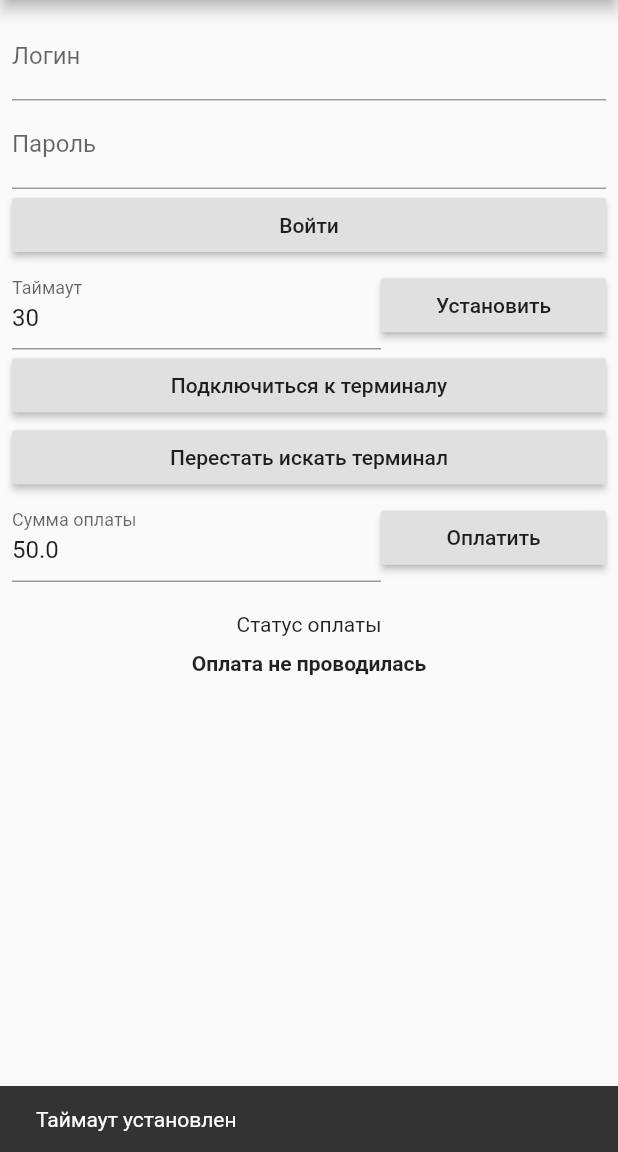
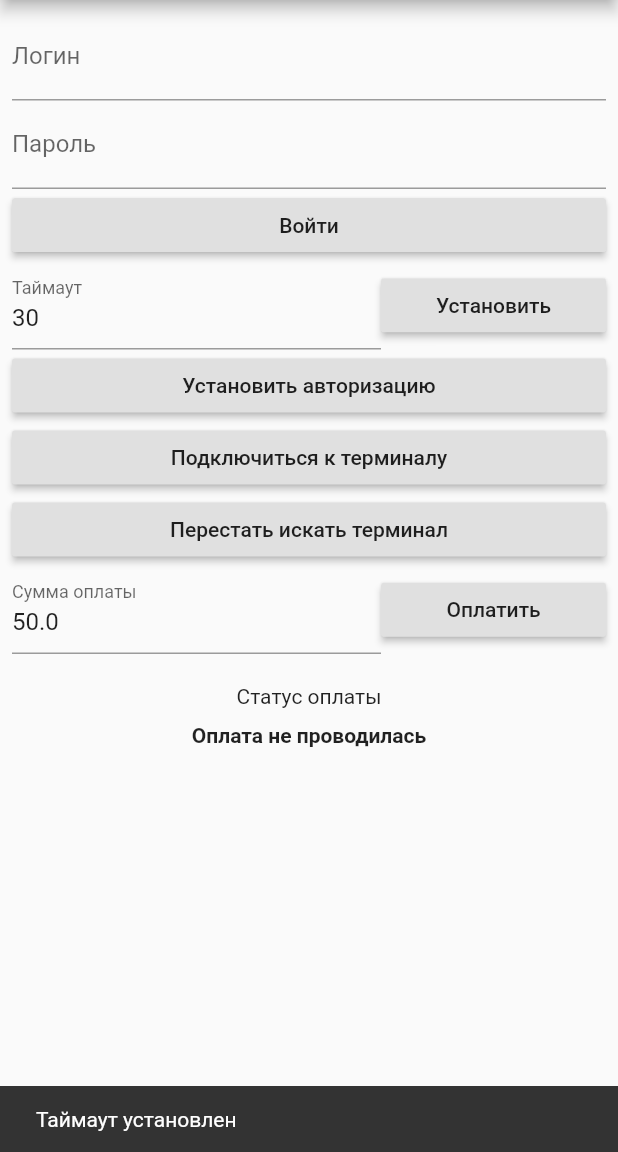
Before and after one commit to Unact/iboxpro_flutter, a Flutter app: the screen it shows after launch, after a tap on "Установить", on a phone screen of 412 x 824 dp, the part 84-1236 px from its top. Run offline on Flutter 3.47's test engine with Material 2 defaults, Android fonts, the phone set to English and light mode, and no system bars; missing offline and left inert: signature_pad, signature_pad_flutter.

```diff
--- a/example/lib/main.dart
+++ b/example/lib/main.dart
@@ -30,6 +30,7 @@ class _PaymentExample extends State<PaymentExample> {
   String _loginEmail = '';
   String _password = '';
   String _trId;
+  bool _singleStepAuth = false;
   bool _requiredSignature = false;
   String _paymentProgressText = 'Оплата не проводилась';
   int _timeout = 30;
@@ -101,6 +102,25 @@ class _PaymentExample extends State<PaymentExample> {
                 await PaymentController.setRequestTimeout(timeout: _timeout);
                 _showSnackBar('Таймаут установлен');
               },
+            )
+          )
+        ]
+      )
+    ];
+  }
+
+  List<Widget> _buildSingleStepAuthenticationPart(BuildContext context) {
+    return [
+      Row(
+        children: <Widget>[
+          Expanded(
+            child: RaisedButton(
+              child: Text('Установить авторизацию'),
+              onPressed: () async {
+                _singleStepAuth = !_singleStepAuth;
+                await PaymentController.setSingleStepAuthentication(enabled: _singleStepAuth);
+                _showSnackBar('Однофакторная авторизация ${_singleStepAuth ? 'включена' : 'выключена'}');
+              }
             )
           )
         ]
@@ -290,6 +310,7 @@ class _PaymentExample extends State<PaymentExample> {
           padding: EdgeInsets.all(8),
           children: _buildLoginPart(context)
             ..addAll(_buildTimeoutPart(context))
+            ..addAll(_buildSingleStepAuthenticationPart(context))
             ..addAll(_buildSearchDevicePart(context))
             ..addAll(_buildPaymentPart(context))
             ..addAll(_buildPaymentSignaturePart(context))
--- a/lib/src/payment.dart
+++ b/lib/src/payment.dart
@@ -137,8 +137,17 @@ class PaymentController {
   static Future<void> setRequestTimeout({
     @required int timeout
   }) async {
-    await _channel.invokeMethod('stopSearchBTDevice', {
+    await _channel.invokeMethod('setRequestTimeout', {
       'timeout': timeout
+    });
+  }
+
+  /// Устанавливает признак однофакторной авторизации для операций с АПИ iboxpro
+  static Future<void> setSingleStepAuthentication({
+    @required bool enabled
+  }) async {
+    await _channel.invokeMethod('setSingleStepAuthentication', {
+      'enabled': enabled
     });
   }
 
--- a/pubspec.yaml
+++ b/pubspec.yaml
@@ -1,6 +1,6 @@
 name: iboxpro_flutter
 description: Flutter плагин для работы с библиотекой iboxpro для iOS платформы.
-version: 0.0.3
+version: 0.0.4
 author: Unact <it@unact.ru>
 homepage: https://github.com/Unact/iboxpro_flutter
 
```
Also changed, not shown: 2 other files.
